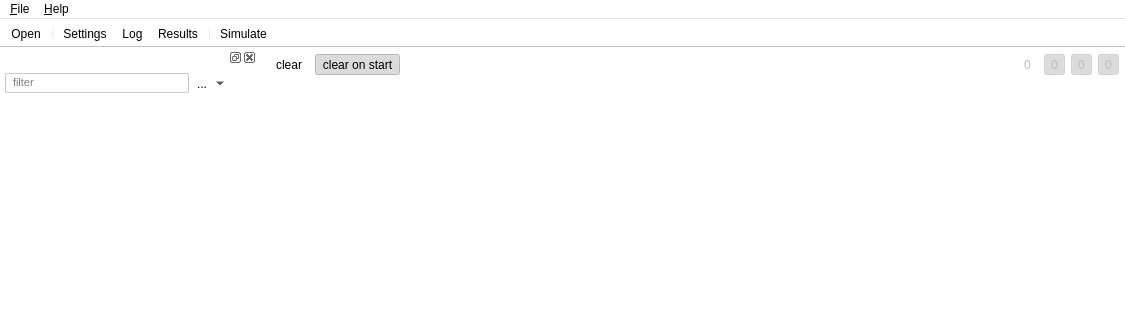
Before: the Qt Designer form fmpy/gui/forms/MainWindow.ui in CATIA-Systems/FMPy, drawn with Qt 5; both pictures show x 0 to 1125 and y 0 to 320 of the 1125 by 807 pixel window.
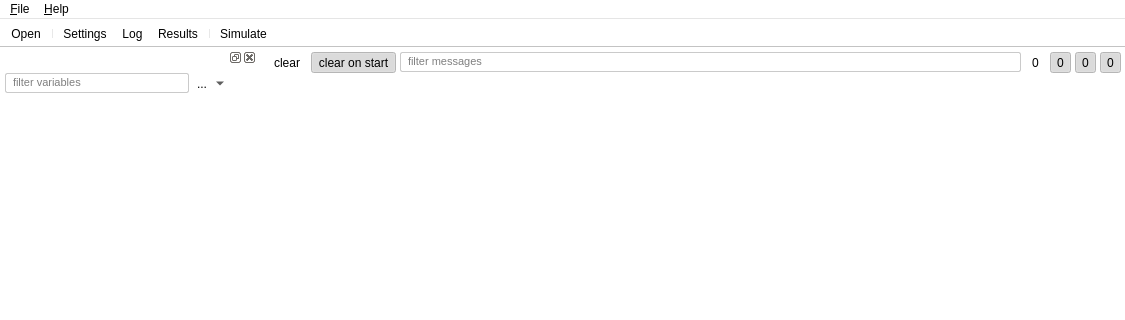
After: the same form once the commit is applied. The open tabs and pages were chosen to show the change. Icons and pictures are not drawn. Custom widgets are drawn as their Qt base class.

Patch:
```diff
--- a/fmpy/gui/forms/MainWindow.ui
+++ b/fmpy/gui/forms/MainWindow.ui
@@ -987,20 +987,29 @@
         <item>
          <widget class="QWidget" name="logWidget" native="true">
           <layout class="QHBoxLayout" name="horizontalLayout_11">
+           <property name="spacing">
+            <number>4</number>
+           </property>
            <property name="leftMargin">
-            <number>6</number>
+            <number>4</number>
            </property>
            <property name="topMargin">
-            <number>6</number>
+            <number>4</number>
            </property>
            <property name="rightMargin">
-            <number>6</number>
+            <number>4</number>
            </property>
            <property name="bottomMargin">
             <number>6</number>
            </property>
            <item>
             <widget class="QToolButton" name="clearLogButton">
+             <property name="minimumSize">
+              <size>
+               <width>0</width>
+               <height>21</height>
+              </size>
+             </property>
              <property name="text">
               <string>clear</string>
              </property>
@@ -1011,6 +1020,12 @@
            </item>
            <item>
             <widget class="QToolButton" name="clearLogOnStartButton">
+             <property name="minimumSize">
+              <size>
+               <width>0</width>
+               <height>21</height>
+              </size>
+             </property>
              <property name="text">
               <string>clear on start</string>
              </property>
@@ -1026,23 +1041,26 @@
             </widget>
            </item>
            <item>
-            <spacer name="horizontalSpacer_5">
-             <property name="orientation">
-              <enum>Qt::Horizontal</enum>
+            <widget class="QLineEdit" name="logFilterLineEdit">
+             <property name="styleSheet">
+              <string notr="true">QLineEdit {
+     border: 1px solid palette(midlight);
+	 border-radius: 2px;
+     padding: 0 5px 2px 5px;
+     background: transparent;
+	font-size: 11px;
+ }</string>
              </property>
-             <property name="sizeHint" stdset="0">
-              <size>
-               <width>286</width>
-               <height>20</height>
-              </size>
+             <property name="placeholderText">
+              <string>filter messages</string>
              </property>
-            </spacer>
+             <property name="clearButtonEnabled">
+              <bool>true</bool>
+             </property>
+            </widget>
            </item>
            <item>
             <widget class="QToolButton" name="showDebugMessagesButton">
-             <property name="enabled">
-              <bool>false</bool>
-             </property>
              <property name="text">
               <string>0</string>
              </property>
@@ -1066,9 +1084,6 @@
            </item>
            <item>
             <widget class="QToolButton" name="showInfoMessagesButton">
-             <property name="enabled">
-              <bool>false</bool>
-             </property>
              <property name="text">
               <string>0</string>
              </property>
@@ -1092,9 +1107,6 @@
            </item>
            <item>
             <widget class="QToolButton" name="showWarningMessagesButton">
-             <property name="enabled">
-              <bool>false</bool>
-             </property>
              <property name="text">
               <string>0</string>
              </property>
@@ -1118,9 +1130,6 @@
            </item>
            <item>
             <widget class="QToolButton" name="showErrorMessagesButton">
-             <property name="enabled">
-              <bool>false</bool>
-             </property>
              <property name="text">
               <string>0</string>
              </property>
@@ -1304,7 +1313,7 @@
  }</string>
           </property>
           <property name="placeholderText">
-           <string>filter</string>
+           <string>filter variables</string>
           </property>
           <property name="clearButtonEnabled">
            <bool>true</bool>
```
Left out of the diff: 6 changed lines with no effect on the pictures.
